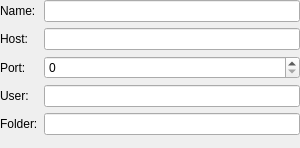
polpo/cantata-mac, file devices/remotedevicepropertieswidget.ui: the form before one commit.
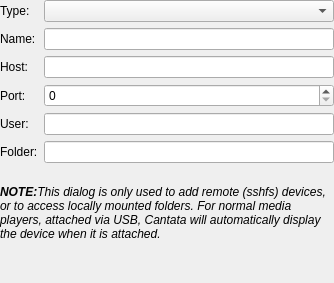
The form after the commit. Custom widgets are drawn as their Qt base class.

Commit message: Make 'locally mounted folders' option visible

```diff
--- a/devices/remotedevicepropertieswidget.ui
+++ b/devices/remotedevicepropertieswidget.ui
@@ -6,16 +6,28 @@
    <rect>
     <x>0</x>
     <y>0</y>
-    <width>300</width>
-    <height>148</height>
+    <width>334</width>
+    <height>271</height>
    </rect>
   </property>
-  <layout class="QFormLayout" name="formLayout">
+  <layout class="QVBoxLayout" name="verticalLayout">
    <property name="margin">
     <number>0</number>
    </property>
+   <item>
+    <layout class="QFormLayout" name="formLayout">
    <item row="0" column="0">
-    <widget class="QLabel" name="label">
+      <widget class="QLabel" name="typeLabel">
+       <property name="text">
+        <string>Type:</string>
+       </property>
+      </widget>
+     </item>
+     <item row="0" column="1">
+      <widget class="QComboBox" name="type"/>
+     </item>
+     <item row="1" column="0">
+      <widget class="QLabel" name="nameLabel">
      <property name="text">
       <string>Name:</string>
      </property>
@@ -24,11 +36,11 @@
      </property>
     </widget>
    </item>
-   <item row="0" column="1">
+     <item row="1" column="1">
     <widget class="LineEdit" name="name"/>
    </item>
-   <item row="1" column="0">
-    <widget class="QLabel" name="label_2">
+     <item row="2" column="0">
+      <widget class="QLabel" name="hostLabel">
      <property name="text">
       <string>Host:</string>
      </property>
@@ -37,11 +49,11 @@
      </property>
     </widget>
    </item>
-   <item row="1" column="1">
+     <item row="2" column="1">
     <widget class="LineEdit" name="host"/>
    </item>
-   <item row="2" column="0">
-    <widget class="QLabel" name="label_3">
+     <item row="3" column="0">
+      <widget class="QLabel" name="portLabel">
      <property name="text">
       <string>Port:</string>
      </property>
@@ -50,15 +62,15 @@
      </property>
     </widget>
    </item>
-   <item row="2" column="1">
+     <item row="3" column="1">
     <widget class="QSpinBox" name="port">
      <property name="maximum">
       <number>65535</number>
      </property>
     </widget>
    </item>
-   <item row="3" column="0">
-    <widget class="QLabel" name="label_4">
+     <item row="4" column="0">
+      <widget class="QLabel" name="userLabel">
      <property name="text">
       <string>User:</string>
      </property>
@@ -67,11 +79,11 @@
      </property>
     </widget>
    </item>
-   <item row="3" column="1">
+     <item row="4" column="1">
     <widget class="LineEdit" name="user"/>
    </item>
-   <item row="4" column="0">
-    <widget class="QLabel" name="label_5">
+     <item row="5" column="0">
+      <widget class="QLabel" name="folderLabel">
      <property name="text">
       <string>Folder:</string>
      </property>
@@ -80,11 +92,60 @@
      </property>
     </widget>
    </item>
-   <item row="4" column="1">
-    <widget class="LineEdit" name="folder"/>
-   </item>
-  </layout>
- </widget>
+     <item row="5" column="1">
+      <widget class="DirRequester" name="folder"/>
+     </item>
+    </layout>
+   </item>
+   <item>
+    <spacer name="verticalSpacer">
+     <property name="orientation">
+      <enum>Qt::Vertical</enum>
+     </property>
+     <property name="sizeType">
+      <enum>QSizePolicy::Fixed</enum>
+     </property>
+     <property name="sizeHint" stdset="0">
+      <size>
+       <width>20</width>
+       <height>16</height>
+      </size>
+     </property>
+    </spacer>
+   </item>
+   <item>
+    <widget class="QLabel" name="infoLabel">
+     <property name="sizePolicy">
+      <sizepolicy hsizetype="Preferred" vsizetype="MinimumExpanding">
+       <horstretch>0</horstretch>
+       <verstretch>0</verstretch>
+      </sizepolicy>
+     </property>
+     <property name="text">
+      <string>&lt;i&gt;&lt;b&gt;NOTE:&lt;/b&gt;This dialog is only used to add remote (sshfs) devices, or to access locally mounted folders. For normal media players, attached via USB, Cantata will automatically display the device when it is attached.&lt;/i&gt;</string>
+     </property>
+     <property name="alignment">
+      <set>Qt::AlignLeading|Qt::AlignLeft|Qt::AlignTop</set>
+     </property>
+     <property name="wordWrap">
+      <bool>true</bool>
+     </property>
+    </widget>
+   </item>
+  </layout>
+ </widget>
+ <customwidgets>
+  <customwidget>
+   <class>LineEdit</class>
+   <extends>QLineEdit</extends>
+   <header>lineedit.h</header>
+  </customwidget>
+  <customwidget>
+   <class>DirRequester</class>
+   <extends>QLineEdit</extends>
+   <header>dirrequester.h</header>
+  </customwidget>
+ </customwidgets>
  <tabstops>
   <tabstop>name</tabstop>
   <tabstop>host</tabstop>
@@ -92,13 +153,6 @@
   <tabstop>user</tabstop>
   <tabstop>folder</tabstop>
  </tabstops>
- <customwidgets>
-  <customwidget>
-   <class>LineEdit</class>
-   <extends>QLineEdit</extends>
-   <header>lineedit.h</header>
-  </customwidget>
- </customwidgets>
  <resources/>
  <connections/>
 </ui>
```
Left out of the diff: 1 changed line with no effect on the pictures. Lines whose indentation alone changed are shown as unchanged. The commit also changes 6 other files.
